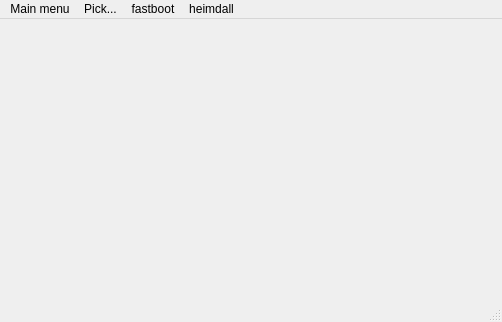
Qt form mainwindow.ui (QQDroid/QQDroidFlashingStudio) before a commit.
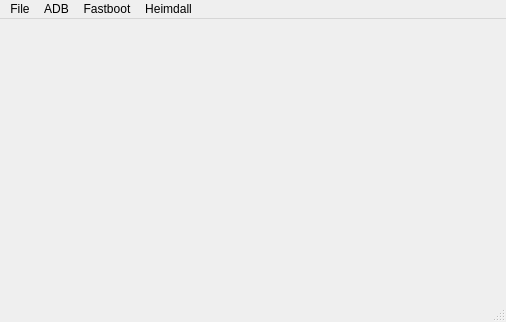
The same form after that commit. Icons and pictures are not drawn.

Patch:
```diff
--- a/mainwindow.ui
+++ b/mainwindow.ui
@@ -5,11 +5,14 @@
   <property name="windowModality">
    <enum>Qt::WindowModality::ApplicationModal</enum>
   </property>
+  <property name="enabled">
+   <bool>true</bool>
+  </property>
   <property name="geometry">
    <rect>
     <x>0</x>
     <y>0</y>
-    <width>502</width>
+    <width>506</width>
     <height>322</height>
    </rect>
   </property>
@@ -19,6 +22,18 @@
     <verstretch>0</verstretch>
    </sizepolicy>
   </property>
+  <property name="minimumSize">
+   <size>
+    <width>506</width>
+    <height>322</height>
+   </size>
+  </property>
+  <property name="maximumSize">
+   <size>
+    <width>506</width>
+    <height>322</height>
+   </size>
+  </property>
   <property name="windowTitle">
    <string>QQDroid Flashing Studio</string>
   </property>
@@ -47,13 +62,13 @@
     <rect>
      <x>0</x>
      <y>0</y>
-     <width>502</width>
+     <width>506</width>
      <height>23</height>
     </rect>
    </property>
    <widget class="QMenu" name="menuFile">
     <property name="title">
-     <string>Main menu</string>
+     <string>File</string>
     </property>
     <addaction name="actionAbout"/>
     <addaction name="separator"/>
@@ -61,7 +76,7 @@
    </widget>
    <widget class="QMenu" name="menufastboot">
     <property name="title">
-     <string>fastboot</string>
+     <string>Fastboot</string>
     </property>
     <widget class="QMenu" name="menureboot">
      <property name="title">
@@ -110,12 +125,12 @@
    </widget>
    <widget class="QMenu" name="menuheimdall">
     <property name="title">
-     <string>heimdall</string>
+     <string>Heimdall</string>
     </property>
    </widget>
-   <widget class="QMenu" name="menuPick">
+   <widget class="QMenu" name="menuADB">
     <property name="title">
-     <string>Pick...</string>
+     <string>ADB</string>
     </property>
     <addaction name="actionPartition_Name"/>
     <addaction name="actionImage_File"/>
@@ -123,7 +138,7 @@
     <addaction name="actionClear_values"/>
    </widget>
    <addaction name="menuFile"/>
-   <addaction name="menuPick"/>
+   <addaction name="menuADB"/>
    <addaction name="menufastboot"/>
    <addaction name="menuheimdall"/>
   </widget>
```
Left out of the diff: 75 changed lines with no effect on the pictures.
